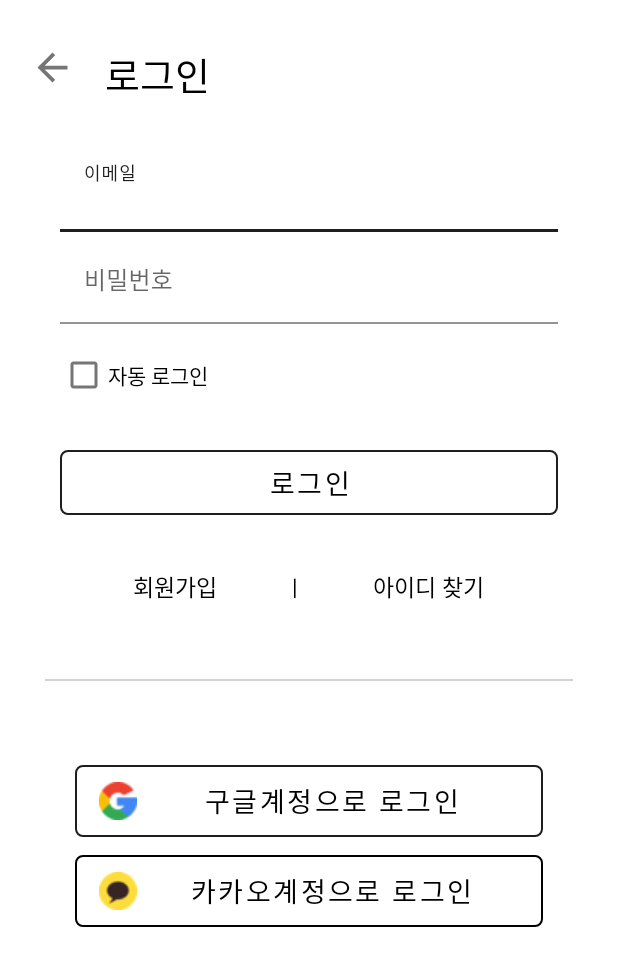
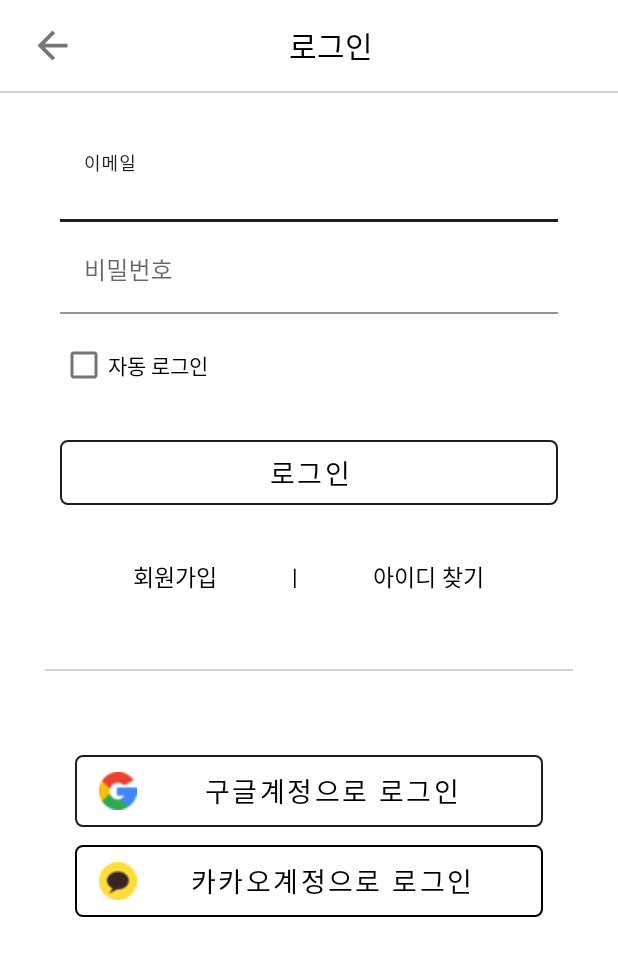
Before and after one commit to egg8/egg8, an Android app: the layout main1.xml on its own in the app's theme, with its tools: preview values and no code run, on a phone screen of 412 x 824 dp. Shown: the top 966 px of the screen. Run offline under Robolectric (Android 15) with nearby library versions, the phone set to English and light mode, and no system bars.

Commit message:
2021.01.18
JoinActivity2.java // 31번 줄 액티비티 위치 수정, 114번 줄 토스트메세지 수정

main1.xml 수정

```diff
--- a/app/src/main/java/com/egg8/ui/user/JoinActivity2.java
+++ b/app/src/main/java/com/egg8/ui/user/JoinActivity2.java
@@ -28,7 +28,7 @@ public class JoinActivity2 extends AppCompatActivity {
     @Override
     protected void onCreate(Bundle savedInstanceState) {
         super.onCreate(savedInstanceState);
-        setContentView(R.layout.activity_main);
+        setContentView(R.layout.activity_join2);
         //레이아웃 정의
         phoneNun = findViewById(R.id.td_phonenumber);
         numcheck = findViewById(R.id.td_numcheck);
@@ -110,7 +110,7 @@ public class JoinActivity2 extends AppCompatActivity {
                 }
                 // 인증키가 다를 경우
                 if(!numcheck.getText().toString().equals(randomKey)) {
-                    Toast.makeText(getApplicationContext(),"인증번호가 틀립니다. 인증번호를 재확인 해주세요.",Toast.LENGTH_LONG).show();
+                    Toast.makeText(getApplicationContext(),"인증번호가 맞지 않습니다. 인증번호를 재확인 해주세요.",Toast.LENGTH_LONG).show();
                 }
             }//onClick
         });//nextBtn.setOnClickListener
--- a/app/src/main/res/layout/main1.xml
+++ b/app/src/main/res/layout/main1.xml
@@ -6,30 +6,35 @@
     android:layout_width="match_parent"
     android:layout_height="match_parent"
     android:orientation="vertical">
-
     <LinearLayout
+        android:orientation="vertical"
+        android:layout_width="match_parent"
+        android:layout_height="wrap_content">
+        <LinearLayout
+            android:layout_marginTop="15dp"
+            android:layout_marginBottom="15dp"
+            android:layout_marginRight="20dp"
             android:layout_marginLeft="20dp"
-        android:layout_marginRight="40dp"
             android:orientation="horizontal"
             android:layout_width="match_parent"
             android:layout_height="wrap_content">
-
             <ImageView
                 android:id="@+id/back_key"
-            android:layout_marginTop="30dp"
                 android:background="@drawable/ic_baseline_arrow_back_24"
-            android:layout_width="wrap_content"
-            android:layout_height="wrap_content"/>
+                android:layout_width="30dp"
+                android:layout_height="30dp"/>
             <TextView
-            android:layout_marginLeft="20dp"
-            android:layout_marginRight="10dp"
-            android:layout_marginTop="30dp"
+                android:gravity="center"
+                android:text="@string/login"
+                android:textSize="20dp"
                 android:textColor="@color/black"
-            android:textSize="25dp"
-            android:text="로그인"
-            android:gravity="left"
                 android:layout_width="match_parent"
                 android:layout_height="wrap_content"/>
+        </LinearLayout>
+        <View
+            android:background="#d3d3d3"
+            android:layout_width="match_parent"
+            android:layout_height="1dp"/>
     </LinearLayout>
     <!--ID-->
     <LinearLayout
@@ -103,7 +108,7 @@
         <com.google.android.material.button.MaterialButton
             style="@style/Widget.MaterialComponents.Button.OutlinedButton"
             android:id="@+id/login_btn"
-            android:text="로그인"
+            android:text="@string/login"
             android:textColor="@color/black"
             android:textSize="18dp"
             app:strokeColor="#1E1E1E"
@@ -124,7 +129,7 @@
 
         <TextView
             android:id="@+id/join"
-            android:text="회원가입"
+            android:text="@string/join"
             android:textColor="@color/black"
             android:textSize="15dp"
             android:layout_width="wrap_content"
@@ -139,7 +144,7 @@
             android:layout_height="wrap_content"/>
         <TextView
             android:id="@+id/find_pw"
-            android:text="아이디 찾기"
+            android:text="@string/find_id"
             android:textColor="@color/black"
             android:textSize="15dp"
             android:layout_width="wrap_content"
```
Lines whose indentation alone changed are shown as unchanged.
